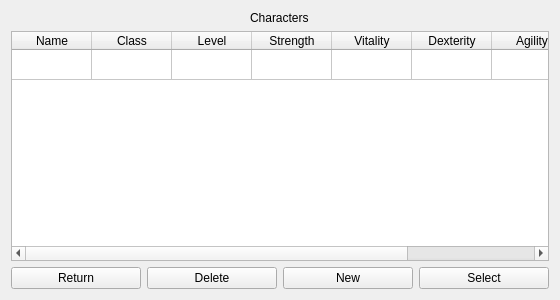
This is forms/selectuserinterface.ui in SamuelPossamai/SimpleGameOfMine as Qt 5 draws it before an edit. The edited form follows.
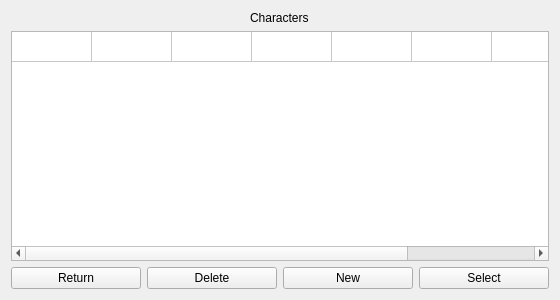
This is the edited form.

What changed in the file:
```diff
--- a/forms/selectuserinterface.ui
+++ b/forms/selectuserinterface.ui
@@ -24,7 +24,7 @@
    <item>
     <widget class="QTableWidget" name="tableWidget">
      <attribute name="horizontalHeaderVisible">
-      <bool>true</bool>
+      <bool>false</bool>
      </attribute>
      <attribute name="horizontalHeaderCascadingSectionResizes">
       <bool>false</bool>
```
